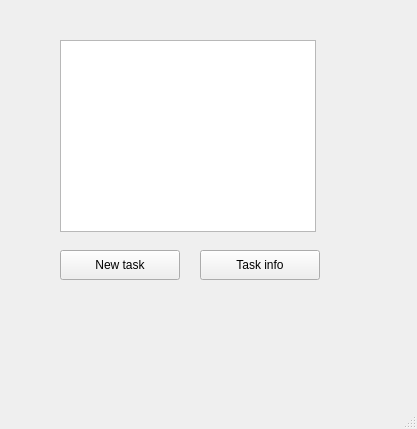
serzap/todoListApp, file MainWindow.ui: the form before one commit.
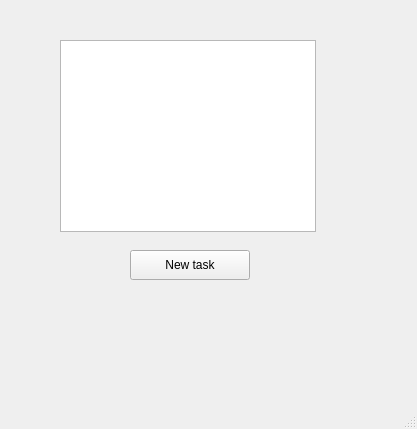
The form after the commit.

Commit message: CurrentTaskWindow added + delete/back button

Patch:
```diff
--- a/MainWindow.ui
+++ b/MainWindow.ui
@@ -17,7 +17,7 @@
    <widget class="QPushButton" name="pushButton_NewTask">
     <property name="geometry">
      <rect>
-      <x>60</x>
+      <x>130</x>
       <y>250</y>
       <width>120</width>
       <height>30</height>
@@ -43,25 +43,6 @@
      </rect>
     </property>
    </widget>
-   <widget class="QPushButton" name="pushButton_DeleteTask">
-    <property name="geometry">
-     <rect>
-      <x>200</x>
-      <y>250</y>
-      <width>120</width>
-      <height>30</height>
-     </rect>
-    </property>
-    <property name="minimumSize">
-     <size>
-      <width>120</width>
-      <height>30</height>
-     </size>
-    </property>
-    <property name="text">
-     <string>Task info</string>
-    </property>
-   </widget>
   </widget>
   <widget class="QMenuBar" name="menubar">
    <property name="geometry">
```
The commit also changes 10 other files.
